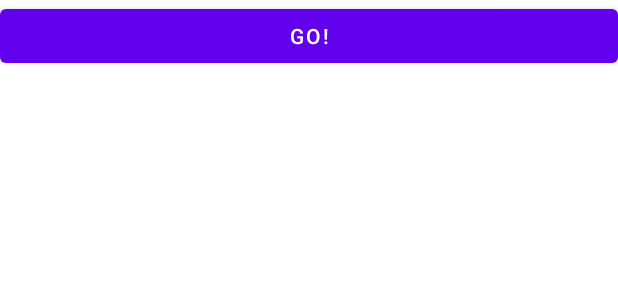
After one commit to bearded-ant/WVTestApp, an Android app: the layout fragment_game_main.xml on its own in the app's theme, with its tools: preview values and no code run, on a phone screen of 412 x 824 dp. The commit adds this screen. Shown: the top 300 px of the screen. Run offline under Robolectric (Android 15) with nearby library versions, the phone set to English and light mode, and no system bars.

Commit message:
navigate to game

```diff
--- /dev/null
+++ b/app/src/main/res/layout/fragment_game_main.xml
@@ -0,0 +1,10 @@
+<?xml version="1.0" encoding="utf-8"?>
+<androidx.appcompat.widget.LinearLayoutCompat xmlns:android="http://schemas.android.com/apk/res/android"
+    android:layout_width="match_parent"
+    android:layout_height="match_parent">
+
+<com.google.android.material.button.MaterialButton
+    android:layout_width="match_parent"
+    android:layout_height="wrap_content"
+    android:text="go!"/>
+</androidx.appcompat.widget.LinearLayoutCompat>
--- a/app/src/main/res/navigation/nav_graf.xml
+++ b/app/src/main/res/navigation/nav_graf.xml
@@ -12,4 +12,8 @@
         android:id="@+id/customWebViewFragment"
         android:name="com.test.wvtestapp.ui.CustomWebViewFragment"
         android:label="CustomWebViewFragment" />
+    <fragment
+        android:id="@+id/gameMainFragment"
+        android:name="com.test.wvtestapp.game.GameMainFragment"
+        android:label="GameMainFragment" />
 </navigation>
```
Also changed, not shown: app/src/main/java/com/test/wvtestapp/game/GameMainFragment.kt (added, +34 -0 lines), app/src/main/java/com/test/wvtestapp/ui/MainActivity.kt (+8 -7 lines), app/src/main/res/xml/remote_config_defaults.xml (+4 -4 lines).
